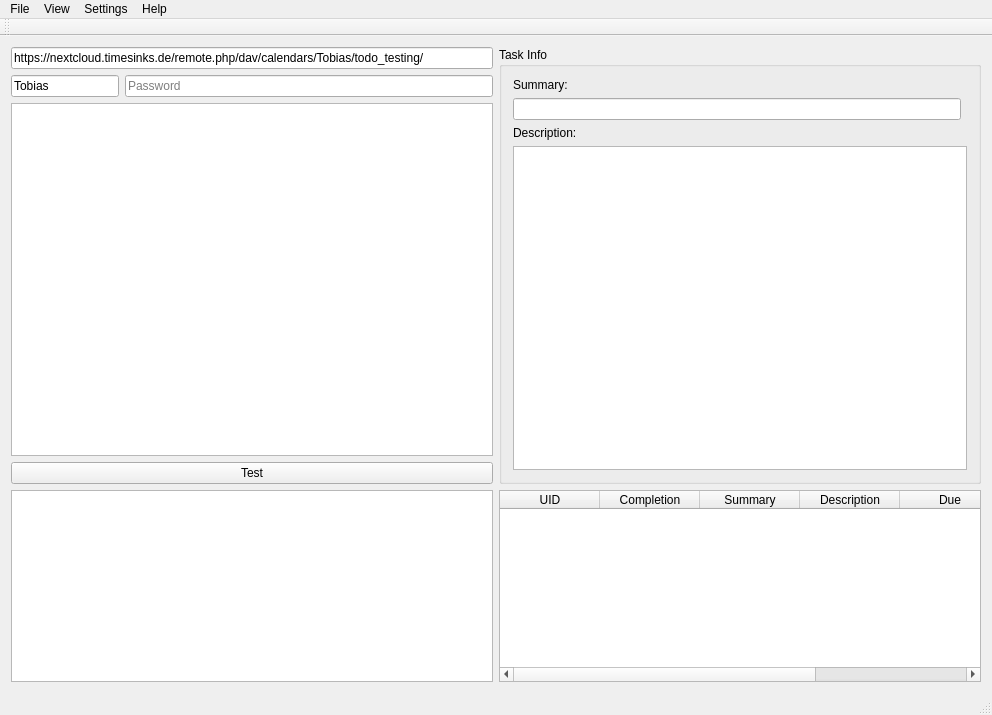
Qt form mainwindow.ui (Tercus/ToDo) before a commit.
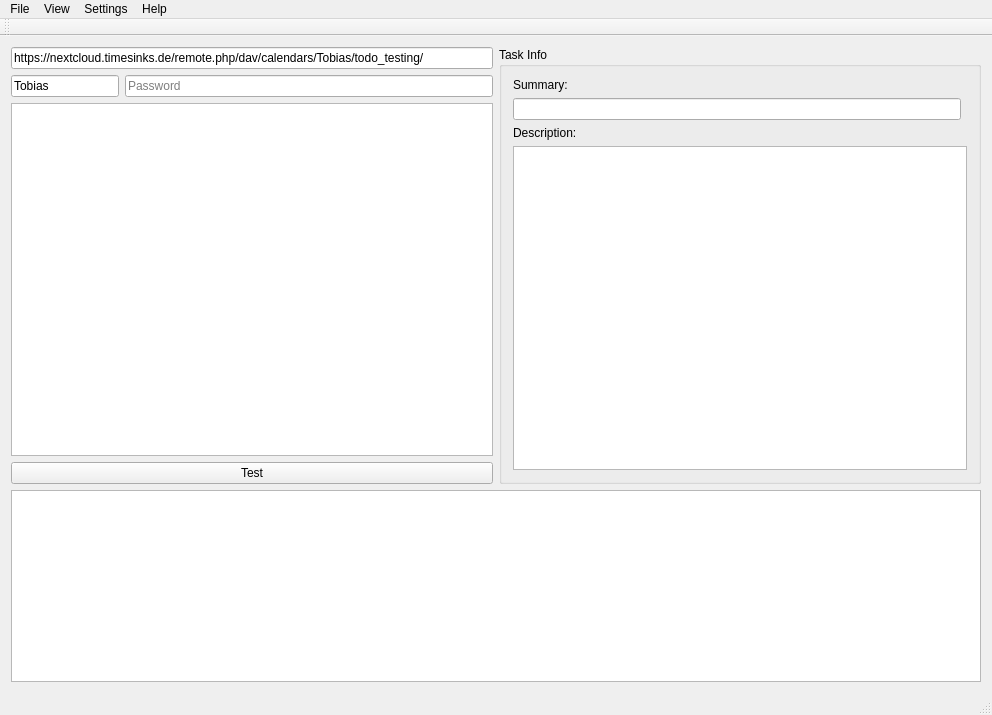
The same form after that commit.

Commit message:
removed necessity to click button to fill list
The listwidget is now filled as soon as the ics data is being processed. I don't have to press a button anymore to do so

```diff
--- a/mainwindow.ui
+++ b/mainwindow.ui
@@ -121,52 +121,6 @@
         </property>
        </widget>
       </item>
-      <item>
-       <widget class="QTableWidget" name="tableWidget">
-        <property name="sizePolicy">
-         <sizepolicy hsizetype="Expanding" vsizetype="Fixed">
-          <horstretch>0</horstretch>
-          <verstretch>0</verstretch>
-         </sizepolicy>
-        </property>
-        <property name="rowCount">
-         <number>0</number>
-        </property>
-        <property name="columnCount">
-         <number>6</number>
-        </property>
-        <column>
-         <property name="text">
-          <string>UID</string>
-         </property>
-        </column>
-        <column>
-         <property name="text">
-          <string>Completion</string>
-         </property>
-        </column>
-        <column>
-         <property name="text">
-          <string>Summary</string>
-         </property>
-        </column>
-        <column>
-         <property name="text">
-          <string>Description</string>
-         </property>
-        </column>
-        <column>
-         <property name="text">
-          <string>Due</string>
-         </property>
-        </column>
-        <column>
-         <property name="text">
-          <string>Duration</string>
-         </property>
-        </column>
-       </widget>
-      </item>
      </layout>
     </item>
    </layout>
```
The commit also changes 2 other files.
